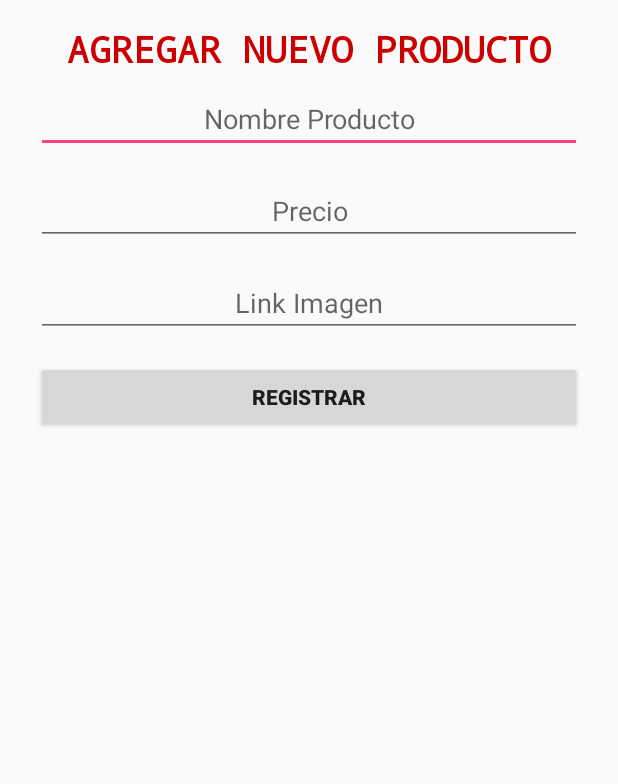
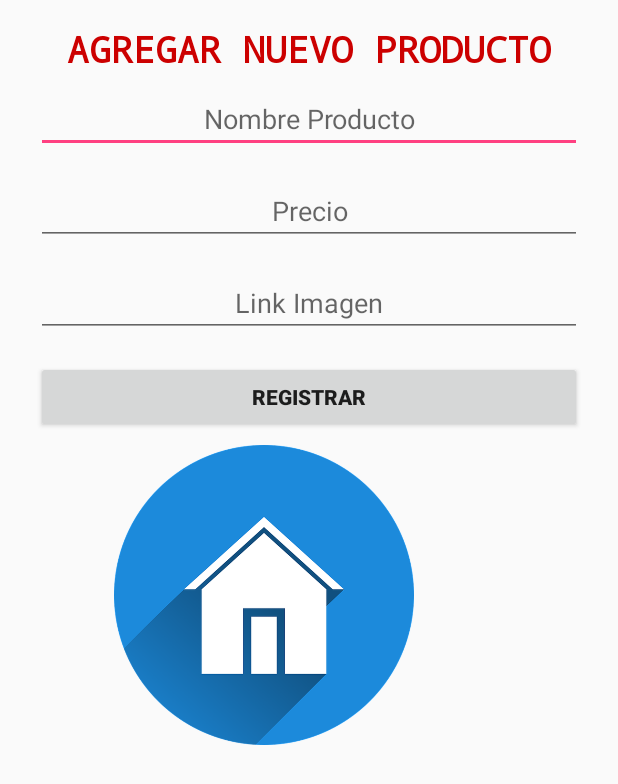
Before and after one commit to ferjesus/ProyectoNOSQL2017, an Android app: the ProductosVistaActivity screen opened directly, with no data from a screen before it, on a phone screen of 412 x 824 dp. Shown: the top 784 px of the screen. Run offline under Robolectric (Android 15) with nearby library versions, the phone set to English and light mode, and no system bars; our stand-ins replace Firebase (no records; nobody signed in at launch, a user with empty details on screens opened directly).

Commit message:
Fernando Rodriguez Lopez  mejoras

```diff
--- a/app/src/main/java/com/questdot/firebasedatabaseexample/ProductosVistaActivity.java
+++ b/app/src/main/java/com/questdot/firebasedatabaseexample/ProductosVistaActivity.java
@@ -1,6 +1,7 @@
 package com.questdot.firebasedatabaseexample;
 
 import android.app.Activity;
+import android.content.Intent;
 import android.os.Bundle;
 import android.support.v7.app.AlertDialog;
 import android.text.TextUtils;
@@ -183,6 +184,12 @@ public class ProductosVistaActivity extends Activity {
         realtimeUpdate();
     }
 
+    public void Onclickhome(View v)
+    {
+        Intent ven=new Intent(this,MainA.class);
+        startActivity(ven);
+    }
+
     public void realtimeUpdate(){
         databaseReference.addValueEventListener(new ValueEventListener() {
             @Override
--- a/app/src/main/res/layout/productosvista.xml
+++ b/app/src/main/res/layout/productosvista.xml
@@ -85,7 +85,14 @@
                 android:textSize="20sp" />
         </LinearLayout>
 
-
+        <Button
+            android:id="@+id/button2"
+            android:layout_width="200dp"
+            android:layout_height="200dp"
+            android:layout_marginLeft="60dp"
+            android:background="@drawable/home"
+            android:onClick="Onclickhome"
+            android:text="" />
 
 
     </LinearLayout>
```
Also changed, not shown: app/src/main/res/drawable-v21/home.png (added).
